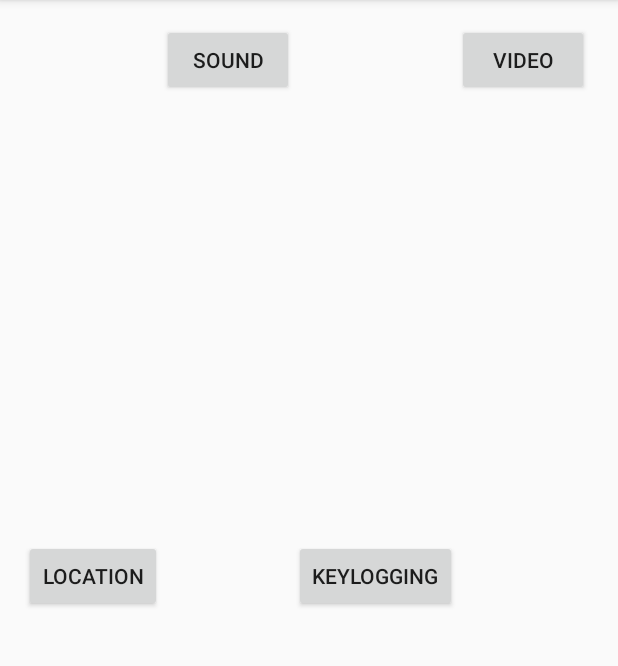
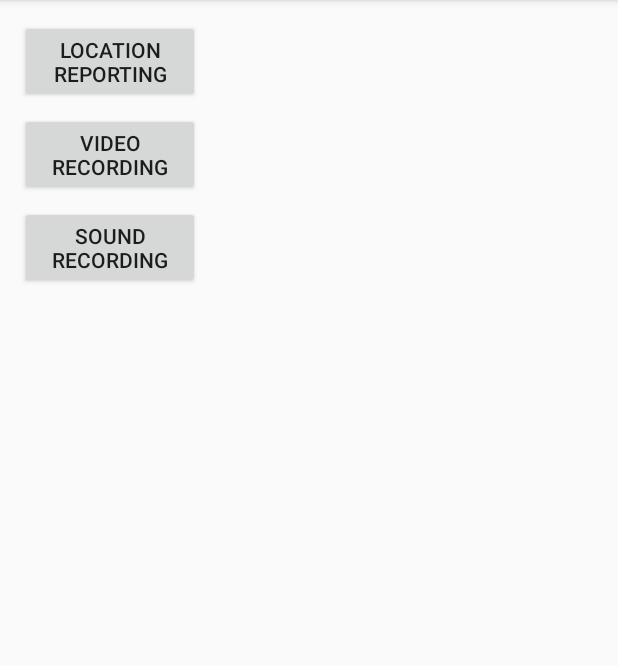
Before and after one commit to byteShaft/kidmonitor, an Android app: the screen it shows after launch (MainActivity), on a phone screen of 412 x 824 dp, the part 84-750 px from its top. Run offline under Robolectric (Android 15) with nearby library versions, the phone set to English and light mode, and no system bars; libraries missing offline, so code that uses them is left out: com.byteshaft.ezflashlight.

Commit message:
Code Cleaned

```diff
--- a/app/src/main/java/com/byteshaft/kidmonitor/AudioRecorder.java
+++ b/app/src/main/java/com/byteshaft/kidmonitor/AudioRecorder.java
@@ -14,7 +14,7 @@ public class AudioRecorder extends MediaRecorder {
         try {
             prepare();
         }catch (IOException e) {
-            Log.e("Error", "Tatti occurred");
+            Log.e("AudioRecorder", "Could not record audio.");
         }
         start();
         new android.os.Handler().postDelayed(new Runnable() {
--- a/app/src/main/java/com/byteshaft/kidmonitor/MainActivity.java
+++ b/app/src/main/java/com/byteshaft/kidmonitor/MainActivity.java
@@ -2,7 +2,6 @@ package com.byteshaft.kidmonitor;
 
 import android.support.v7.app.AppCompatActivity;
 
-import android.content.Context;
 
 import android.content.Intent;
 import android.os.Bundle;
@@ -14,9 +13,6 @@ import android.widget.Toast;
 public class MainActivity extends AppCompatActivity {
 
     LocationService mLocationService;
-    String lat;
-    String lon;
-    Context context;
     private VideoRecorder videoRecorder;
     Helpers mHelpers;
 
@@ -25,8 +21,9 @@ public class MainActivity extends AppCompatActivity {
         super.onCreate(savedInstanceState);
         setContentView(R.layout.activity_main);
         mHelpers = new Helpers(getApplicationContext());
-        Button locationButton = (Button) findViewById(R.id.button);
-        Button soundRec = (Button) findViewById(R.id.soundbutton);
+        Button locationButton = (Button) findViewById(R.id.button_location);
+        Button soundRec = (Button) findViewById(R.id.button_sound);
+        Button videoButton = (Button) findViewById(R.id.button_video);
         soundRec.setOnClickListener(new View.OnClickListener() {
             @Override
             public void onClick(View v) {
@@ -37,7 +34,6 @@ public class MainActivity extends AppCompatActivity {
 
             }
         });
-        final Button videoButton = (Button) findViewById(R.id.videobutton);
         videoRecorder = new VideoRecorder();
         videoButton.setOnClickListener(new View.OnClickListener() {
             @Override
@@ -47,7 +43,7 @@ public class MainActivity extends AppCompatActivity {
                     Toast.makeText(getApplicationContext(), "Start", Toast.LENGTH_SHORT).show();
                 } else if (VideoRecorder.isRecording()){
                     videoRecorder.stopRecording();
-                    Toast.makeText(getApplicationContext(), "stop", Toast.LENGTH_SHORT).show();
+                    Toast.makeText(getApplicationContext(), "Stop", Toast.LENGTH_SHORT).show();
                 }
 
             }
@@ -65,7 +61,6 @@ public class MainActivity extends AppCompatActivity {
                 }
             }
         });
-
         startService(new Intent(this, CallListenerService.class));
     }
 
--- a/app/src/main/res/layout/activity_main.xml
+++ b/app/src/main/res/layout/activity_main.xml
@@ -3,46 +3,29 @@
     xmlns:tools="http://schemas.android.com/tools"
     android:layout_width="match_parent"
     android:layout_height="match_parent"
-    android:paddingLeft="@dimen/activity_horizontal_margin"
-    android:paddingRight="@dimen/activity_horizontal_margin"
-    android:paddingTop="@dimen/activity_vertical_margin"
-    android:paddingBottom="@dimen/activity_vertical_margin"
+    android:layout_margin="10dp"
+    android:orientation="vertical"
     tools:context=".MainActivity">
 
     <Button
-        style="?android:attr/buttonStyleSmall"
-        android:layout_width="wrap_content"
+        android:id="@+id/button_location"
+        android:layout_width="120dp"
         android:layout_height="wrap_content"
-        android:text="Location"
-        android:id="@+id/button"
-        android:layout_gravity="center_vertical" />
+        android:layout_margin="3dp"
+        android:text="Location Reporting" />
 
     <Button
-        android:id="@+id/soundbutton"
-        android:text="sound"
-        android:layout_width="wrap_content"
-        android:layout_height="wrap_content" />
+        android:id="@+id/button_video"
+        android:text="Video Recording"
+        android:layout_width="120dp"
+        android:layout_height="wrap_content"
+        android:layout_margin="3dp" />
 
     <Button
-        style="?android:attr/buttonStyleSmall"
-        android:layout_width="wrap_content"
+        android:id="@+id/button_sound"
+        android:text="Sound Recording"
+        android:layout_width="120dp"
         android:layout_height="wrap_content"
-        android:text="KeyLogging"
-        android:id="@+id/button2"
-        android:layout_gravity="center_vertical" />
-
-    <Button
-        android:id="@+id/videobutton"
-        android:text="Video"
-        android:layout_width="wrap_content"
-        android:layout_height="wrap_content" />
-
-    <Button
-        style="?android:attr/buttonStyleSmall"
-        android:layout_width="wrap_content"
-        android:layout_height="wrap_content"
-        android:text="Call Recording"
-        android:id="@+id/button3"
-        android:layout_gravity="center_vertical" />
+        android:layout_margin="3dp" />
 
 </LinearLayout>
```
Also changed, not shown: 1 other file.
